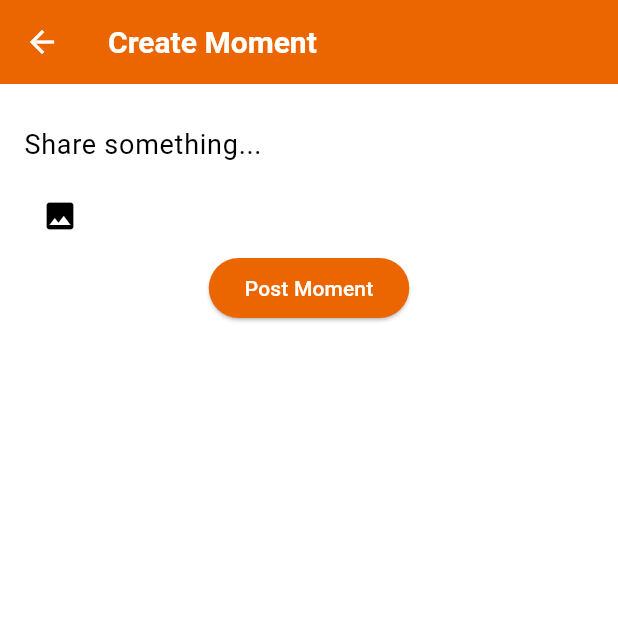
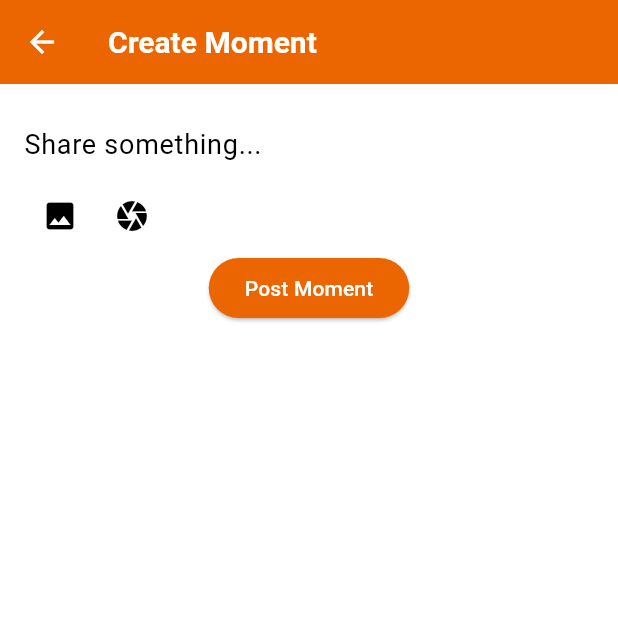
Before and after one commit to Kasador/MeowMeet, a Flutter app: the CreateMomentScreen screen opened directly, after a tap on the "photo" icon, on a phone screen of 412 x 824 dp, the top half of it. Run offline on Flutter 3.47's test engine with Material 3 defaults, Android fonts, the phone set to English and light mode, and no system bars; our stand-ins replace buttons_tabbar, cloud_firestore, country_picker, firebase_auth, firebase_core, firebase_database and 11 more; missing offline and left inert: country_codes_info, flag, navigation_view, profanity_filter; accounts and stored records are empty; project files that could hold a hidden picture were left out.

Commit message:
Updated gif

```diff
--- a/lib/screens/create_moment_screen.dart
+++ b/lib/screens/create_moment_screen.dart
@@ -16,8 +16,8 @@ class _CreateMomentScreenState extends State<CreateMomentScreen> {
   final ImagePicker _picker = ImagePicker();
   bool _isUploading = false;
 
-  Future<void> _pickImage() async {
-    final pickedFile = await _picker.pickImage(source: ImageSource.gallery);
+  Future<void> _pickImage(ImageSource source) async {
+    final pickedFile = await _picker.pickImage(source: source);
     setState(() {
       if (pickedFile != null) {
         _image = File(pickedFile.path);
@@ -90,7 +90,11 @@ class _CreateMomentScreenState extends State<CreateMomentScreen> {
               children: [
                 IconButton(
                   icon: Icon(Icons.photo),
-                  onPressed: _pickImage,
+                  onPressed: () => _pickImage(ImageSource.gallery),
+                ),
+                IconButton(
+                  icon: Icon(Icons.camera),
+                  onPressed: () => _pickImage(ImageSource.camera),
                 ),
                 if (_image != null) Image.file(_image!, height: 100),
               ],
```
Also changed, not shown: lib/main.dart (+13 -12 lines).
